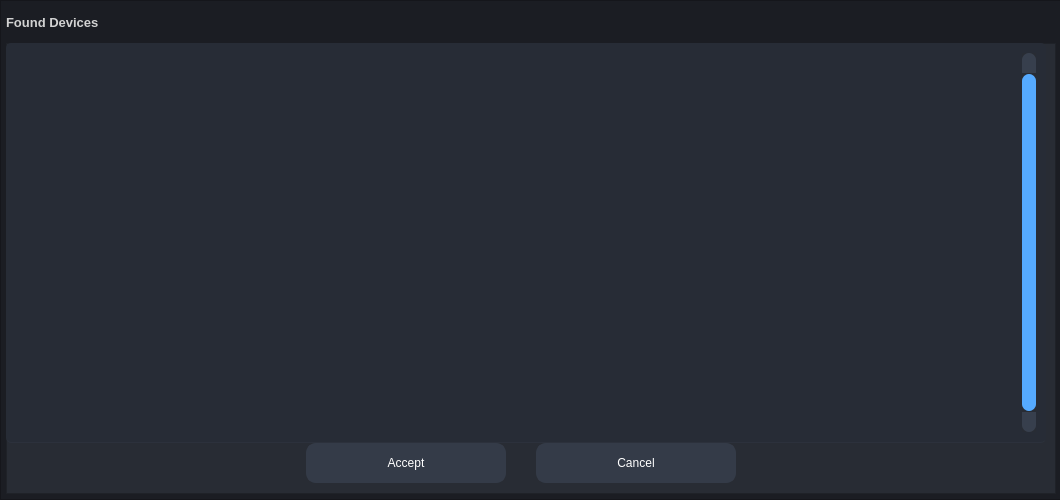
Qt form widget/forms/form_devices.ui (MetallicAlex/Thermal-Camera) before a commit.
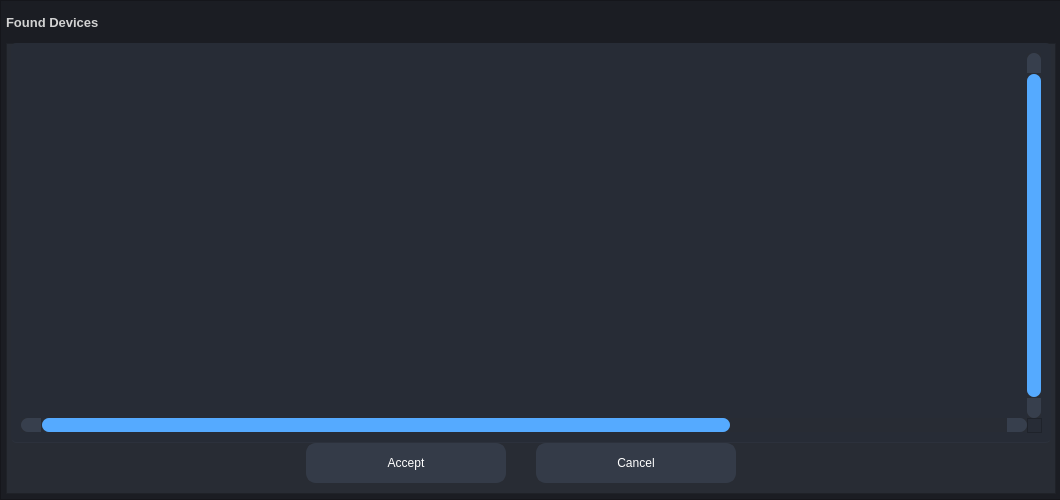
The same form after that commit. Icons and pictures are not drawn.

Commit message: Add device search

```diff
--- a/widget/forms/form_devices.ui
+++ b/widget/forms/form_devices.ui
@@ -523,7 +523,7 @@
       <widget class="QTableWidget" name="table_devices">
        <property name="geometry">
         <rect>
-         <x>0</x>
+         <x>5</x>
          <y>0</y>
          <width>1040</width>
          <height>400</height>
@@ -786,7 +786,7 @@
         <number>0</number>
        </property>
        <property name="columnCount">
-        <number>5</number>
+        <number>7</number>
        </property>
        <attribute name="horizontalHeaderVisible">
         <bool>false</bool>
@@ -813,26 +813,97 @@
         <property name="text">
          <string/>
         </property>
+        <property name="textAlignment">
+         <set>AlignLeading|AlignVCenter</set>
+        </property>
+        <property name="icon">
+         <iconset resource="../files.qrc">
+          <normaloff>:/24x24/data/resources/icons/24x24/cil-uncheck-circle.png</normaloff>:/24x24/data/resources/icons/24x24/cil-uncheck-circle.png</iconset>
+        </property>
        </column>
        <column>
         <property name="text">
          <string>Device Name</string>
         </property>
+        <property name="font">
+         <font>
+          <family>Segoe UI</family>
+          <pointsize>9</pointsize>
+         </font>
+        </property>
+        <property name="textAlignment">
+         <set>AlignCenter</set>
+        </property>
+       </column>
+       <column>
+        <property name="text">
+         <string>Model</string>
+        </property>
+        <property name="font">
+         <font>
+          <family>Segoe UI</family>
+          <pointsize>9</pointsize>
+         </font>
+        </property>
+        <property name="textAlignment">
+         <set>AlignCenter</set>
+        </property>
        </column>
        <column>
         <property name="text">
          <string>Serial Number</string>
         </property>
+        <property name="font">
+         <font>
+          <family>Segoe UI</family>
+          <pointsize>9</pointsize>
+         </font>
+        </property>
+        <property name="textAlignment">
+         <set>AlignCenter</set>
+        </property>
+       </column>
+       <column>
+        <property name="text">
+         <string>MAC-Address</string>
+        </property>
+        <property name="font">
+         <font>
+          <family>Segoe UI</family>
+          <pointsize>9</pointsize>
+         </font>
+        </property>
+        <property name="textAlignment">
+         <set>AlignCenter</set>
+        </property>
        </column>
        <column>
         <property name="text">
          <string>IP Address</string>
         </property>
+        <property name="font">
+         <font>
+          <family>Segoe UI</family>
+          <pointsize>9</pointsize>
+         </font>
+        </property>
+        <property name="textAlignment">
+         <set>AlignCenter</set>
+        </property>
        </column>
        <column>
         <property name="text">
          <string>State</string>
         </property>
+        <property name="font">
+         <font>
+          <family>Segoe UI</family>
+          <pointsize>9</pointsize>
+         </font>
+        </property>
+        <property name="textAlignment">
+         <set>AlignCenter</set>
+        </property>
        </column>
       </widget>
       <widget class="QPushButton" name="button_accept">
```
Left out of the diff: 176 changed lines with no effect on the pictures. The commit also changes 5 other files.
